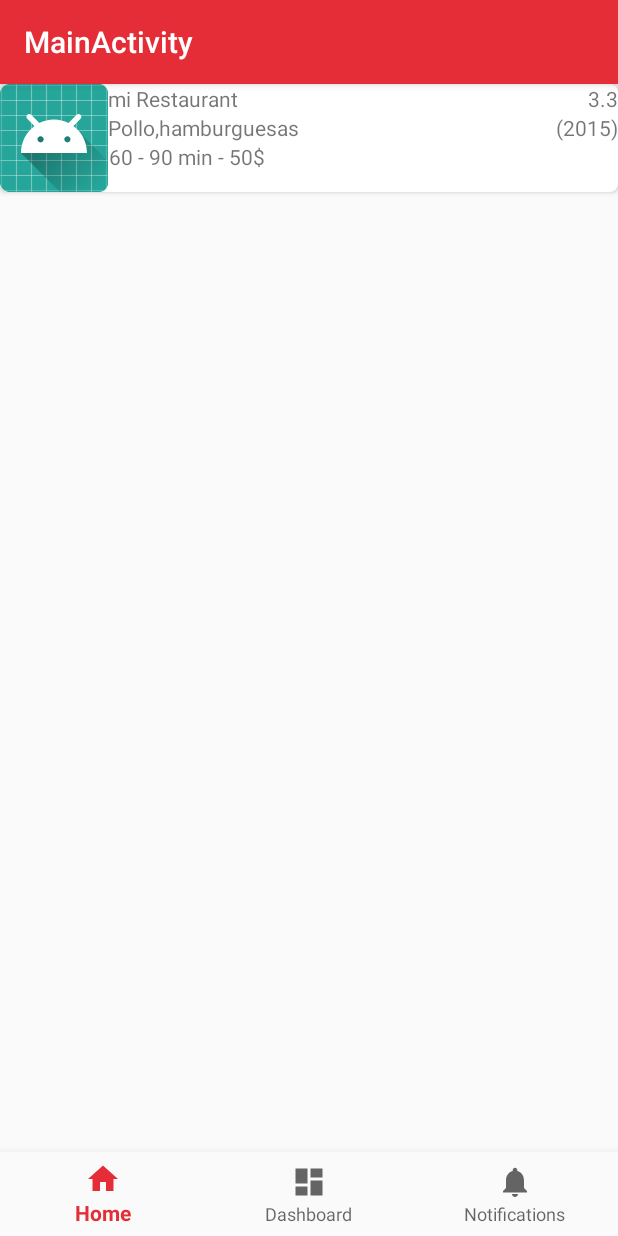
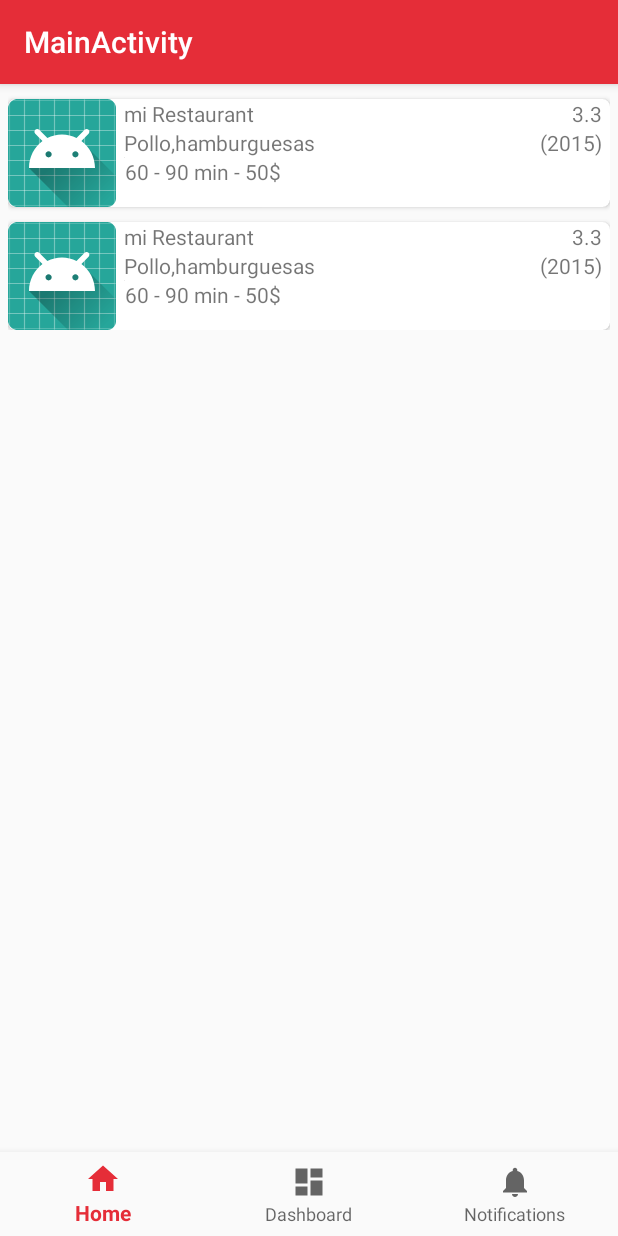
Before and after one commit to taller-desarrollo-proyectos-2/como-hoy-app, an Android app: the MainActivity screen opened directly, with no data from a screen before it, on a phone screen of 412 x 824 dp. Run offline under Robolectric (Android 15) with nearby library versions, the phone set to English and light mode, and no system bars.

Commit message:
Margin and formatting layouts

```diff
--- a/app/src/main/res/layout/activity_main.xml
+++ b/app/src/main/res/layout/activity_main.xml
@@ -7,11 +7,27 @@
     android:layout_height="match_parent"
     tools:context="com.fiuba.gaff.comohoy.MainActivity">
 
-    <include layout="@layout/restourant"
+    <LinearLayout
+        android:layout_marginTop="5dp"
+        android:layout_marginBottom="5dp"
+        android:layout_marginLeft="5dp"
+        android:layout_marginRight="5dp"
         android:layout_width="match_parent"
         android:layout_height="wrap_content"
-        android:id="@+id/id_restaurant_prueba"/>
+        android:orientation="vertical">
 
+        <include layout="@layout/restourant"
+            android:layout_marginTop="10dp"
+            android:layout_width="match_parent"
+            android:layout_height="wrap_content"
+            android:id="@+id/id_restaurant_prueba"/>
+
+        <include layout="@layout/restourant"
+            android:layout_width="match_parent"
+            android:layout_marginTop="10dp"
+            android:layout_height="wrap_content"
+            android:id="@+id/id_restaurant_prueba"/>
+    </LinearLayout>
 
     <android.support.design.widget.BottomNavigationView
         android:id="@+id/navigation"
--- a/app/src/main/res/layout/restourant.xml
+++ b/app/src/main/res/layout/restourant.xml
@@ -5,6 +5,7 @@
     android:orientation="horizontal"
     android:layout_width="match_parent"
     android:layout_height="wrap_content"
+    android:background="@color/cardview_light_background"
     card_view:cardCornerRadius="5dp">
     <LinearLayout xmlns:android="http://schemas.android.com/apk/res/android"
         android:orientation="horizontal"
@@ -24,6 +25,9 @@
         </LinearLayout>
         <LinearLayout xmlns:android="http://schemas.android.com/apk/res/android"
             android:orientation="vertical"
+            android:layout_marginLeft="5dp"
+            android:layout_marginRight="5dp"
+            android:layout_marginTop="5dp"
             android:layout_width="fill_parent"
             android:layout_height="wrap_content"
             android:layout_gravity="right">
```
Also changed, not shown: app/src/main/res/layout/plato.xml (+11 -0 lines), app/src/main/res/layout/restourant_completo.xml (+23 -2 lines), app/src/main/res/drawable-v24/info1.png (added), app/src/main/res/drawable-v24/info2.png (added).
